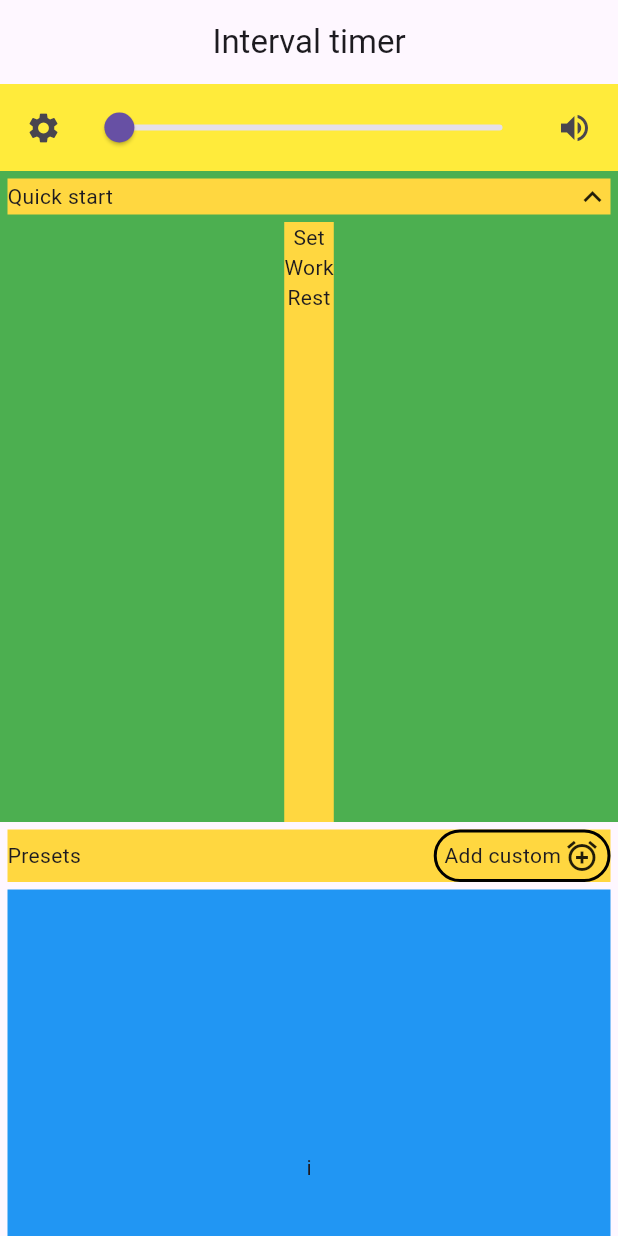
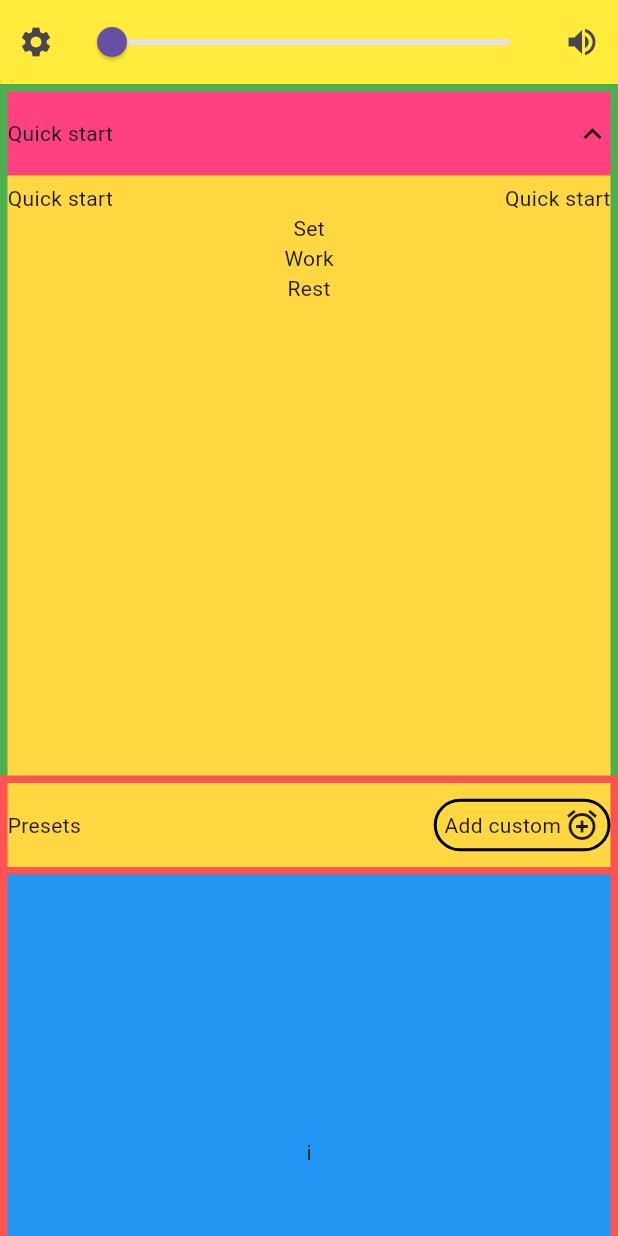
Before and after one commit to jon13doe/interval_timer_app_v2, a Flutter app: the HomeScreen screen opened directly, after a tap on "Quick start", on a phone screen of 412 x 824 dp. Run offline on Flutter 3.47's test engine with Material 3 defaults, Android fonts, the phone set to English and light mode, and no system bars; our stand-ins replace adaptive_theme.

Commit message:
add page views

```diff
--- /dev/null
+++ b/lib/features/screens/home_screen/home_page_view/home_page_view.dart
@@ -0,0 +1,169 @@
+import 'package:flutter/material.dart';
+import 'package:interval_timer_app_v2/features/screens/home_screen/quick_start_bar/index.dart';
+import 'package:interval_timer_app_v2/features/screens/home_screen/timers_list/timers_list.dart';
+import 'package:interval_timer_app_v2/theme/sizes.dart';
+
+class HomePageView extends StatefulWidget {
+  const HomePageView({super.key});
+
+  @override
+  State<HomePageView> createState() => _PageViewExampleState();
+}
+
+class _PageViewExampleState extends State<HomePageView>
+    with TickerProviderStateMixin {
+  late PageController _pageViewController;
+  late TabController _tabController;
+  int _currentPageIndex = 0;
+
+  @override
+  void initState() {
+    super.initState();
+    _pageViewController = PageController(initialPage: _currentPageIndex);
+    _tabController = TabController(length: 2, vsync: this);
+  }
+
+  @override
+  void dispose() {
+    super.dispose();
+    _pageViewController.dispose();
+    _tabController.dispose();
+  }
+
+  @override
+  Widget build(BuildContext context) {
+    return Stack(
+      children: <Widget>[
+        PageView(
+          controller: _pageViewController,
+          onPageChanged: _handlePageViewChanged,
+          children: <Widget>[
+            Container(
+              color: Colors.redAccent,
+              child: CustomScrollView(
+                slivers: [
+                  const QuickStartBar(),
+                  SliverToBoxAdapter(
+                    child: Padding(
+                      padding: EdgeInsets.all(medium.padding),
+                      child: Container(
+                        color: Colors.amberAccent,
+                        height: kToolbarHeight,
+                        child: Row(
+                            mainAxisAlignment: MainAxisAlignment.spaceBetween,
+                            children: [
+                              const Text('Presets'),
+                              InkWell(
+                                child: Container(
+                                  height: 35,
+                                  decoration: BoxDecoration(
+                                    border: Border.all(
+                                      width: 2,
+                                    ),
+                                    borderRadius: BorderRadius.circular(
+                                      25,
+                                    ),
+                                  ),
+                                  child: const Padding(
+                                    padding: EdgeInsets.symmetric(
+                                      horizontal: 5,
+                                    ),
+                                    child: Row(
+                                      mainAxisAlignment:
+                                          MainAxisAlignment.spaceAround,
+                                      children: [
+                                        Text(
+                                          'Add custom',
+                                        ),
+                                        SizedBox(
+                                          width: 2,
+                                        ),
+                                        Icon(
+                                          Icons.alarm_add,
+                                        ),
+                                      ],
+                                    ),
+                                  ),
+                                ),
+                              ),
+                            ]),
+                      ),
+                    ),
+                  ),
+                  const TimersList(),
+                ],
+              ),
+            ),
+            CustomScrollView(
+              slivers: [
+                SliverToBoxAdapter(
+                  child: Padding(
+                    padding: EdgeInsets.all(medium.padding),
+                    child: Container(
+                      color: Colors.amberAccent,
+                      height: kToolbarHeight,
+                      child: Row(
+                          mainAxisAlignment: MainAxisAlignment.spaceBetween,
+                          children: [
+                            const Text('Presets'),
+                            InkWell(
+                              child: Container(
+                                height: 35,
+                                decoration: BoxDecoration(
+                                  border: Border.all(
+                                    width: 2,
+                                  ),
+                                  borderRadius: BorderRadius.circular(
+                                    25,
+                                  ),
+                                ),
+                                child: const Padding(
+                                  padding: EdgeInsets.symmetric(
+                                    horizontal: 5,
+                                  ),
+                                  child: Row(
+                                    mainAxisAlignment:
+                                        MainAxisAlignment.spaceAround,
+                                    children: [
+                                      Text(
+                                        'Add custom',
+                                      ),
+                                      SizedBox(
+                                        width: 2,
+                                      ),
+                                      Icon(
+                                        Icons.alarm_add,
+                                      ),
+                                    ],
+                                  ),
+                                ),
+                              ),
+                            ),
+                          ]),
+                    ),
+                  ),
+                ),
+              ],
+            ),
+          ],
+        ),
+      ],
+    );
+  }
+
+  void _handlePageViewChanged(int currentPageIndex) {
+    _tabController.index = currentPageIndex;
+    setState(() {
+      _currentPageIndex = currentPageIndex;
+    });
+  }
+
+  // void _updateCurrentPageIndex(int index) {
+  //   _tabController.index = index;
+  //   _pageViewController.animateToPage(
+  //     index,
+  //     duration: const Duration(milliseconds: 400),
+  //     curve: Curves.easeInOut,
+  //   );
+  // }
+}
--- a/lib/features/screens/home_screen/home_screen.dart
+++ b/lib/features/screens/home_screen/home_screen.dart
@@ -1,9 +1,7 @@
 import 'package:flutter/material.dart';
 import 'package:flutter/services.dart';
-import 'package:interval_timer_app_v2/features/screens/home_screen/timers_list/timers_list.dart';
-import 'package:interval_timer_app_v2/theme/sizes.dart';
+import 'package:interval_timer_app_v2/features/screens/home_screen/home_page_view/Home_page_view.dart';
 
-import 'quick_start_bar/index.dart';
 import 'top_bar/index.dart';
 
 class HomeScreen extends StatefulWidget {
@@ -25,56 +23,15 @@ class _HomeScreenState extends State<HomeScreen> {
   @override
   Widget build(BuildContext context) {
     return Scaffold(
-      body: CustomScrollView(
-        slivers: [
-          const TopBar(),
-          const QuickStartBar(),
-          SliverToBoxAdapter(
-            child: Padding(
-              padding: EdgeInsets.all(medium.padding),
-              child: Container(
-                color: Colors.amberAccent,
-                child: Row(
-                    mainAxisAlignment: MainAxisAlignment.spaceBetween,
-                    children: [
-                      Text('Presets'),
-                      InkWell(
-                        child: Container(
-                          height: 35,
-                          decoration: BoxDecoration(
-                            border: Border.all(
-                              width: 2,
-                            ),
-                            borderRadius: BorderRadius.circular(
-                              25,
-                            ),
-                          ),
-                          child: const Padding(
-                            padding: EdgeInsets.symmetric(
-                              horizontal: 5,
-                            ),
-                            child: Row(
-                              mainAxisAlignment: MainAxisAlignment.spaceAround,
-                              children: [
-                                Text(
-                                  'Add custom',
-                                ),
-                                SizedBox(
-                                  width: 2,
-                                ),
-                                Icon(
-                                  Icons.alarm_add,
-                                ),
-                              ],
-                            ),
-                          ),
-                        ),
-                      ),
-                    ]),
-              ),
-            ),
+      body: Column(
+        children: [
+          const SizedBox(
+            height: kToolbarHeight,
+            child: TopBar(),
           ),
-          const TimersList(),
+          Flexible(
+            child: HomePageView(),
+          ),
         ],
       ),
     );
--- a/lib/features/screens/home_screen/quick_start_bar/quick_start_bar.dart
+++ b/lib/features/screens/home_screen/quick_start_bar/quick_start_bar.dart
@@ -34,11 +34,11 @@ class _QuickStartBarState extends State<QuickStartBar>
     return SliverToBoxAdapter(
       child: Container(
         color: Colors.green,
+        child: Padding(
+          padding: EdgeInsets.symmetric(horizontal: medium.padding).copyWith(top: medium.padding),
           child: Column(
             children: [
-            Padding(
-              padding: EdgeInsets.all(medium.padding),
-              child: InkWell(
+              InkWell(
                 onTap: () {
                   setState(() {
                     isOpen = !isOpen;
@@ -50,7 +50,8 @@ class _QuickStartBarState extends State<QuickStartBar>
                   });
                 },
                 child: Container(
-                  color: Colors.amberAccent,
+                  color: Colors.pinkAccent,
+                  height: kToolbarHeight,
                   child: Row(
                     mainAxisAlignment: MainAxisAlignment.spaceBetween,
                     children: [
@@ -66,15 +67,24 @@ class _QuickStartBarState extends State<QuickStartBar>
                   ),
                 ),
               ),
-            ),
               AnimatedContainer(
+                padding: EdgeInsets.only(bottom: medium.padding),
                 color: Colors.amberAccent,
                 height: isOpen ? 400 : 0,
                 duration: Duration(milliseconds: duration),
                 curve: Curves.linear,
                 child: SingleChildScrollView(
+                  child: Padding(
+                    padding: EdgeInsets.only(top: medium.padding),
                     child: Column(
                       children: [
+                        Row(
+                          mainAxisAlignment: MainAxisAlignment.spaceBetween,
+                          children: [
+                            Text('Quick start'),
+                            Text('Quick start'),
+                          ],
+                        ),
                         Text('Set'),
                         //
                         Text('Work'),
@@ -87,7 +97,9 @@ class _QuickStartBarState extends State<QuickStartBar>
                     ),
                   ),
                 ),
+              ),
             ],
+          ),
         ),
       ),
     );
--- a/lib/features/screens/home_screen/top_bar/top_bar.dart
+++ b/lib/features/screens/home_screen/top_bar/top_bar.dart
@@ -13,26 +13,12 @@ class TopBar extends StatefulWidget {
 class _TopBarState extends State<TopBar> {
   @override
   Widget build(BuildContext context) {
-    return SliverAppBar(
-      title: const Center(
-        child: Text('Interval timer'),
-      ),
-      pinned: true,
-      floating: true,
-      automaticallyImplyLeading: false,
-      snap: true,
-      bottom: PreferredSize(
-        preferredSize: const Size.fromHeight(
-          58,
-        ),
-        child: Container(
+    return Container(
       color: Colors.yellow,
       child: Row(
         children: [
           SizedBox(
             width: MediaQuery.of(context).size.width,
-                child: Padding(
-                  padding: EdgeInsets.all(medium.padding),
             child: Row(
               children: [
                 IconButton(
@@ -45,7 +31,7 @@ class _TopBarState extends State<TopBar> {
                 const Visibility(
                   visible: true,
                   replacement: Expanded(
-                          child: Text(''),
+                    child: Text('Interval Timer'),
                   ),
                   child: Expanded(
                     child: VolumeSlider(),
@@ -69,10 +55,7 @@ class _TopBarState extends State<TopBar> {
               ],
             ),
           ),
-              ),
         ],
-          ),
-        ),
       ),
     );
   }
--- a/lib/features/screens/menu_screen/menu_screen.dart
+++ b/lib/features/screens/menu_screen/menu_screen.dart
@@ -1,14 +1,14 @@
 import 'package:flutter/material.dart';
 import 'package:flutter/services.dart';
 
-class HomeScreen extends StatefulWidget {
-  const HomeScreen({super.key});
+class MenuScreen extends StatefulWidget {
+  const MenuScreen({super.key});
 
   @override
-  State<HomeScreen> createState() => _HomeScreenState();
+  State<MenuScreen> createState() => _HomeScreenState();
 }
 
-class _HomeScreenState extends State<HomeScreen> {
+class _HomeScreenState extends State<MenuScreen> {
   @override
   void initState() {
     SystemChrome.setPreferredOrientations([
@@ -19,8 +19,10 @@ class _HomeScreenState extends State<HomeScreen> {
 
   @override
   Widget build(BuildContext context) {
-    return CustomScrollView(
-      slivers: [],
+    return Scaffold(
+      body: Center(
+        child: Text('menu'),
+      ),
     );
   }
 }
--- a/lib/interval_timer_app_view.dart
+++ b/lib/interval_timer_app_view.dart
@@ -1,8 +1,8 @@
 import 'package:adaptive_theme/adaptive_theme.dart';
 import 'package:flutter/material.dart';
 import 'package:flutter_localizations/flutter_localizations.dart';
-import 'package:interval_timer_app_v2/features/screens/home_screen/home_screen.dart';
 
+import 'features/app_page_view/app_page_view.dart';
 import 'generated/l10n.dart';
 import 'theme/theme.dart';
 
@@ -26,7 +26,9 @@ class IntervalTimerAppView extends StatelessWidget {
           ],
           supportedLocales: S.delegate.supportedLocales,
           title: 'Flutter Demo',
-          home: const HomeScreen(
+          home: SafeArea(
+            child: const AppPageView(
+            ),
           ),
         );
       },
```
Also changed, not shown: lib/features/app_page_view/app_page_view.dart (added, +63 -0 lines), lib/features/screens/timer_creation_screen/timer_creation_screen.dart (+23 -6 lines). Lines whose indentation alone changed are shown as unchanged.
